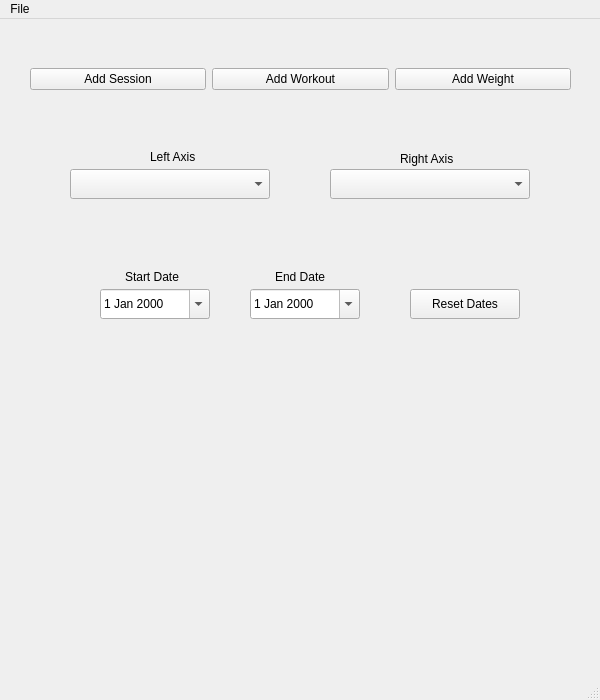
ncerdan/Wall-Witness, file ui/mainWindow.ui: the form before one commit.
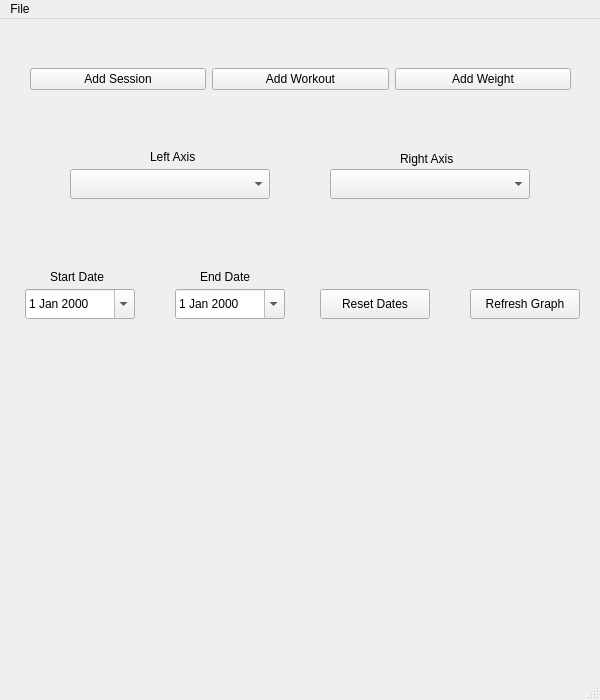
The form after the commit. Custom widgets are drawn as their Qt base class.

Commit message: added refresh button for graph

The edit to the form file:
```diff
--- a/ui/mainWindow.ui
+++ b/ui/mainWindow.ui
@@ -116,7 +116,7 @@
    <widget class="QDateEdit" name="startDateEdit">
     <property name="geometry">
      <rect>
-      <x>100</x>
+      <x>25</x>
       <y>270</y>
       <width>110</width>
       <height>30</height>
@@ -129,7 +129,7 @@
    <widget class="QDateEdit" name="endDateEdit">
     <property name="geometry">
      <rect>
-      <x>250</x>
+      <x>175</x>
       <y>270</y>
       <width>110</width>
       <height>30</height>
@@ -142,7 +142,7 @@
    <widget class="QLabel" name="startLabel">
     <property name="geometry">
      <rect>
-      <x>125</x>
+      <x>50</x>
       <y>250</y>
       <width>61</width>
       <height>16</height>
@@ -155,7 +155,7 @@
    <widget class="QLabel" name="endLabel">
     <property name="geometry">
      <rect>
-      <x>275</x>
+      <x>200</x>
       <y>250</y>
       <width>61</width>
       <height>16</height>
@@ -168,7 +168,7 @@
    <widget class="QPushButton" name="resetBtn">
     <property name="geometry">
      <rect>
-      <x>410</x>
+      <x>320</x>
       <y>270</y>
       <width>110</width>
       <height>30</height>
@@ -178,6 +178,19 @@
      <string>Reset Dates</string>
     </property>
    </widget>
+   <widget class="QPushButton" name="refreshBtn">
+    <property name="geometry">
+     <rect>
+      <x>470</x>
+      <y>270</y>
+      <width>110</width>
+      <height>30</height>
+     </rect>
+    </property>
+    <property name="text">
+     <string>Refresh Graph</string>
+    </property>
+   </widget>
   </widget>
   <widget class="QMenuBar" name="menubar">
    <property name="geometry">
```
The commit also changes 2 other files.
